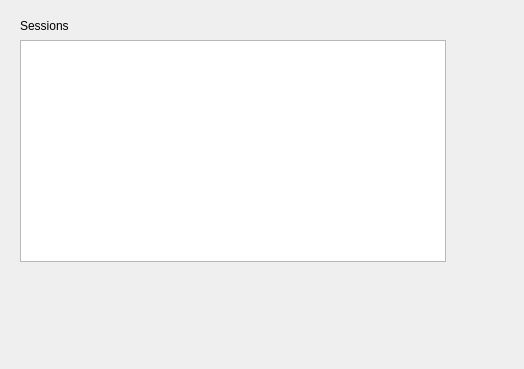
Old version of the form src/libtomahawk/widgets/SessionAlbumWidget.ui in the repository ISI-Peasy/tomahawk.
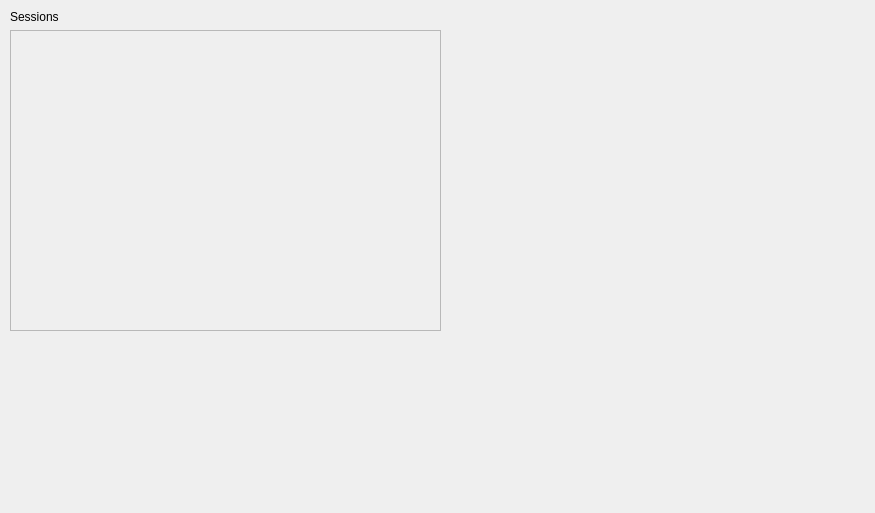
New version of the form. Custom widgets are drawn as their Qt base class.

The edit to the form file:
```diff
--- a/src/libtomahawk/widgets/SessionAlbumWidget.ui
+++ b/src/libtomahawk/widgets/SessionAlbumWidget.ui
@@ -6,34 +6,34 @@
    <rect>
     <x>0</x>
     <y>0</y>
-    <width>524</width>
-    <height>369</height>
+    <width>875</width>
+    <height>513</height>
    </rect>
   </property>
   <property name="windowTitle">
    <string>Form</string>
   </property>
+  <widget class="QWidget" name="verticalLayoutWidget">
+   <property name="geometry">
+    <rect>
+     <x>10</x>
+     <y>10</y>
+     <width>431</width>
+     <height>321</height>
+    </rect>
+   </property>
+   <layout class="QVBoxLayout" name="verticalLayout">
+    <item>
   <widget class="HeaderLabel" name="lblSessionAlbum">
-   <property name="geometry">
-    <rect>
-     <x>20</x>
-     <y>17</y>
-     <width>426</width>
-     <height>17</height>
-    </rect>
-   </property>
    <property name="text">
     <string>Sessions</string>
    </property>
   </widget>
+    </item>
+    <item>
   <widget class="GridView" name="SessionsView">
-   <property name="geometry">
-    <rect>
-     <x>20</x>
-     <y>40</y>
-     <width>426</width>
-     <height>222</height>
-    </rect>
+      <property name="enabled">
+       <bool>false</bool>
    </property>
    <property name="dragEnabled">
     <bool>true</bool>
@@ -41,6 +41,9 @@
    <property name="selectionMode">
     <enum>QAbstractItemView::ExtendedSelection</enum>
    </property>
+     </widget>
+    </item>
+   </layout>
   </widget>
  </widget>
  <customwidgets>
```
Lines whose indentation alone changed are shown as unchanged.
